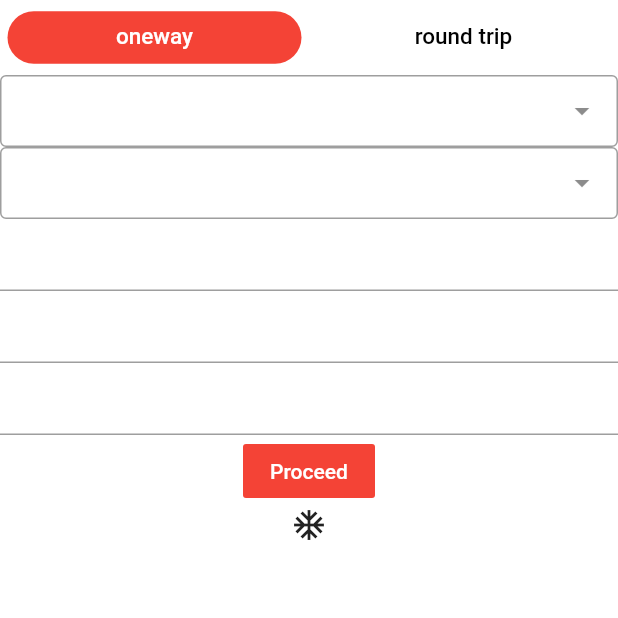
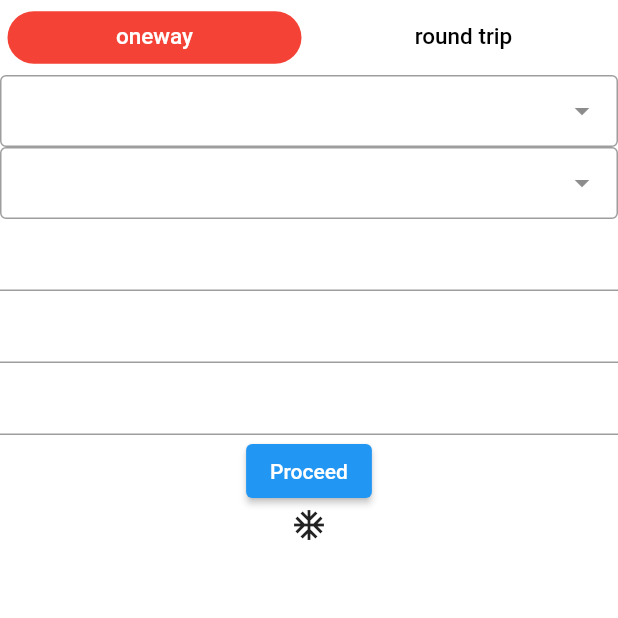
Before and after one commit to Ncjustus123/bkingxxs, a Flutter app: the BookASeatPage screen opened by its route, after a tap on "Proceed", on a phone screen of 412 x 824 dp, the top half of it. Run offline on Flutter 3.47's test engine with Material 2 defaults, Android fonts, the light colour scheme and no system bars; drawn by our look-alikes of dropdown_search; our stand-ins replace after_layout, bubble_tab_indicator, flutter_easyloading, shared_preferences; missing offline and left inert: flutter_google_places, google_maps_webservice; accounts and stored records are empty; network calls fail.

Commit message:
work in progress

```diff
--- a/lib/main.dart
+++ b/lib/main.dart
@@ -6,7 +6,6 @@ import 'package:flutter/material.dart';
 import 'package:provider/provider.dart';
 
 import 'repository/booking_repository.dart';
-import 'repository/seat_selection_repository.dart';
 import 'routes.dart';
 
 void main() {
--- a/lib/models/get_route.dart
+++ b/lib/models/get_route.dart
@@ -45,7 +45,7 @@ class Object {
 
   Object.fromJson(Map<String, dynamic> json) {
     if (json['items'] != null) {
-      items = new List<RouteItems>();
+      items = [];
       json['items'].forEach((v) {
         items.add(new RouteItems.fromJson(v));
       });
--- a/lib/repository/booking_repository.dart
+++ b/lib/repository/booking_repository.dart
@@ -52,6 +52,7 @@ class BookingRepository with ChangeNotifier {
   }
 
   searchBuses(_scaffoldKey, BuildContext context) async {
+    // TODO change back ====>
     // model = GetBusesModel(
     //     tripType: getBuses.tripType ?? 0,
     //     departureTerminalId: getBuses.departureTerminalId,
@@ -76,7 +77,7 @@ class BookingRepository with ChangeNotifier {
       if (getBusesResponseModel.object == null) {
         //depatureAvailable = false;
 
-        _scaffoldKey.currentState.showSnackBar(
+        ScaffoldMessenger.of(context).showSnackBar(
             new SnackBar(content: new Text("No buses available")));
       } else {
         currentBookingStatus = CurrentBookingStatus.Departure;
--- a/lib/routes.dart
+++ b/lib/routes.dart
@@ -120,9 +120,12 @@ Route routes(RouteSettings settings) {
       {
         return MaterialPageRoute(builder: (context) => BecomeAnAgent());
       }
+      break;
     default:
       {
-        // return MaterialPageRoute(builder: (context) => DashBoard());  //404 page
+         return MaterialPageRoute(builder: (context) => InitialPage());  //404 page
       }
+
   }
+  return null;
 }
--- a/lib/view/booking/Booking_confirmation_page.dart
+++ b/lib/view/booking/Booking_confirmation_page.dart
@@ -61,7 +61,7 @@ class BookingConfirmationPage extends StatelessWidget {
             ButtonTheme(
               height: 50,
               minWidth: 200,
-              child: RaisedButton(
+              child: ElevatedButton(
                 child: Text("done"),
                 onPressed: () {},
               ),
--- a/lib/view/booking/apply_coupon_page.dart
+++ b/lib/view/booking/apply_coupon_page.dart
@@ -21,7 +21,7 @@ class _ApplyCouponState extends State<ApplyCoupon> {
         Text("FarePrice:4000", style: TextStyle(color: Colors.red)),
         Text("Do you have a coupon ?", style: TextStyle(color: Colors.black)),
         TextField(),
-        RaisedButton(color: Colors.red, onPressed: () {}),
+        ElevatedButton(child: Text("data"), onPressed: () {}),
         Row(
           children: [
             Checkbox(
@@ -34,7 +34,7 @@ class _ApplyCouponState extends State<ApplyCoupon> {
             Text("i agree to", style: TextStyle(color: Colors.red)),
           ],
         ),
-        RaisedButton(color: Colors.red, onPressed: () {}),
+        ElevatedButton(child: Text("data"), onPressed: () {}),
       ]),
     );
   }
--- a/lib/view/booking/book_a_seat.dart
+++ b/lib/view/booking/book_a_seat.dart
@@ -1,6 +1,5 @@
 import 'package:Libmot_Mobile/models/destination_terminal.dart';
 import 'package:Libmot_Mobile/models/get_route.dart';
-import 'package:Libmot_Mobile/view/booking/Booking_confirmation_page.dart';
 import 'package:bubble_tab_indicator/bubble_tab_indicator.dart';
 import 'package:flutter/material.dart';
 import 'package:Libmot_Mobile/repository/booking_repository.dart';
@@ -28,7 +27,7 @@ class _BookASeatPageState extends State<BookASeatPage> {
 
   @override
   void initState() {
-    // TODO: implement initState
+
     super.initState();
   }
 
@@ -124,8 +123,8 @@ class _BookASeatPageState extends State<BookASeatPage> {
         ));
   }
 
-  FlatButton proceedButton(BuildContext context) {
-    return FlatButton(
+  ElevatedButton proceedButton(BuildContext context) {
+    return ElevatedButton(
       onPressed: () {
         //booking.getBuses.numberOfAdults = int.parse(adultController.text);
         //booking.getBuses.numberOfChildren = int.parse(childrenController.text);
@@ -138,7 +137,7 @@ class _BookASeatPageState extends State<BookASeatPage> {
         "Proceed",
         style: TextStyle(color: Colors.white),
       ),
-      color: Colors.red,
+      // color: Colors.red,
     );
   }
 
--- a/lib/view/booking/check_booking_status.dart
+++ b/lib/view/booking/check_booking_status.dart
@@ -2,6 +2,7 @@ import 'package:Libmot_Mobile/repository/booking_status_repository.dart';
 import 'package:flutter/material.dart';
 import 'package:provider/provider.dart';
 
+// ignore: must_be_immutable
 class CheckBooking extends StatelessWidget {
   final bookingRefController = TextEditingController();
 
--- a/lib/view/booking/select_bus_page.dart
+++ b/lib/view/booking/select_bus_page.dart
@@ -4,6 +4,7 @@ import 'package:Libmot_Mobile/view/widgets/select_bus_widget.dart';
 import 'package:flutter/material.dart';
 import 'package:provider/provider.dart';
 
+// ignore: must_be_immutable
 class SelectBusPage extends StatelessWidget {
   BookingRepository booking;
   //CurrentBookingStatus currentBookingStatus;
--- a/lib/view/bus_hire/bus_hire_page.dart
+++ b/lib/view/bus_hire/bus_hire_page.dart
@@ -3,6 +3,7 @@ import 'package:flutter/material.dart';
 import 'package:intl/intl.dart';
 import 'package:provider/provider.dart';
 
+// ignore: must_be_immutable
 class BusHirePage extends StatelessWidget {
   final _formKeyBusHire = GlobalKey<FormState>();
   final fromController = TextEditingController();
--- a/lib/view/login/login_page.dart
+++ b/lib/view/login/login_page.dart
@@ -2,6 +2,7 @@ import 'package:Libmot_Mobile/repository/user_repository.dart';
 import 'package:flutter/material.dart';
 import 'package:provider/provider.dart';
 
+// ignore: must_be_immutable
 class LoginPage extends StatelessWidget {
   final emailController = TextEditingController();
 
--- a/lib/view/login/sign_up_page.dart
+++ b/lib/view/login/sign_up_page.dart
@@ -47,7 +47,7 @@ class _SignUpPageState extends State<SignUpPage> {
     return ButtonTheme(
           height: 50,
           minWidth: 200,
-          child: RaisedButton(
+          child: ElevatedButton(
             child: Text("Sign up"),
             onPressed: () {
               userRepository.signUp.firstName=firstNamecontroller.text;
--- a/lib/view/widgets/12_seater_bus.dart
+++ b/lib/view/widgets/12_seater_bus.dart
@@ -4,6 +4,7 @@ import 'package:Libmot_Mobile/repository/seat_selection_repository.dart';
 import 'package:flutter/material.dart';
 import 'package:provider/provider.dart';
 
+// ignore: must_be_immutable
 class TwelveSeaterBus extends StatelessWidget {
   Buses bus;
   dynamic scaffold;
--- a/lib/view/widgets/15_seater_bus.dart
+++ b/lib/view/widgets/15_seater_bus.dart
@@ -4,6 +4,7 @@ import 'package:Libmot_Mobile/repository/seat_selection_repository.dart';
 import 'package:flutter/material.dart';
 import 'package:provider/provider.dart';
 
+// ignore: must_be_immutable
 class FifteenSeaterBus extends StatelessWidget {
   Buses bus;
   dynamic scaffold;
--- a/lib/view/widgets/select_bus_widget.dart
+++ b/lib/view/widgets/select_bus_widget.dart
@@ -45,7 +45,7 @@ class SelectBus extends StatelessWidget {
                   Text(" ${bus.farePrice} per child", style: TextStyle(decoration: TextDecoration.lineThrough,decorationColor: Colors.red),),
                   Text(" ${bus.farePrice} per child"),
                   Text(" ${bus.farePrice} per child"),
-                  FlatButton(onPressed: (){}, child: Text("view seat"),color: Colors.red,),
+                  ElevatedButton(onPressed: (){}, child: Text("view seat"),),
                 ]
               )
             ]),
```
Also changed, not shown: lib/view/become_agent/become_an_agent.dart (+9 -9 lines), lib/view/booking/passenger_info_page.dart (+5 -5 lines), pubspec.yaml (+10 -10 lines), pubspec.lock.
